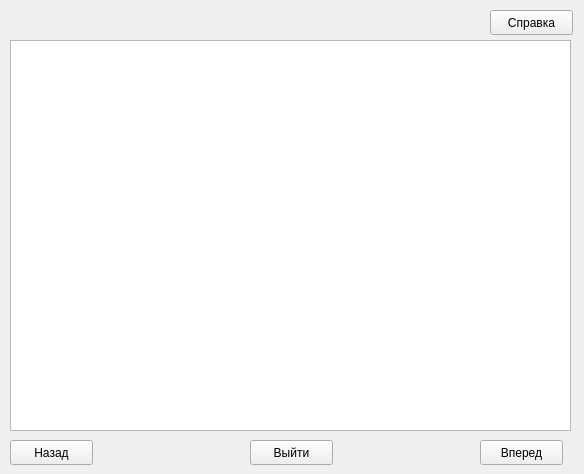
First picture: the form in ui/vis.ui, repository Examnes/aviz, before the edit.
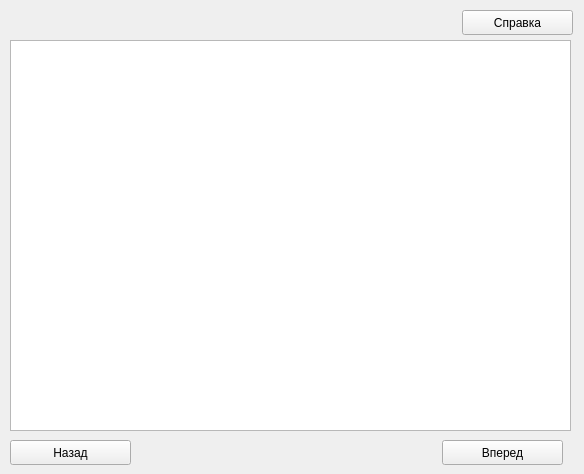
Second picture: the form after the edit.

Patch:
```diff
--- a/ui/vis.ui
+++ b/ui/vis.ui
@@ -26,9 +26,9 @@
   <widget class="QPushButton" name="b_vis_forward">
    <property name="geometry">
     <rect>
-     <x>480</x>
+     <x>442</x>
      <y>440</y>
-     <width>83</width>
+     <width>121</width>
      <height>25</height>
     </rect>
    </property>
@@ -41,7 +41,7 @@
     <rect>
      <x>10</x>
      <y>440</y>
-     <width>83</width>
+     <width>121</width>
      <height>25</height>
     </rect>
    </property>
@@ -49,25 +49,12 @@
     <string>Назад</string>
    </property>
   </widget>
-  <widget class="QPushButton" name="b_viz_exit">
-   <property name="geometry">
-    <rect>
-     <x>250</x>
-     <y>440</y>
-     <width>83</width>
-     <height>25</height>
-    </rect>
-   </property>
-   <property name="text">
-    <string>Выйти</string>
-   </property>
-  </widget>
   <widget class="QPushButton" name="b_vis_about">
    <property name="geometry">
     <rect>
-     <x>490</x>
+     <x>462</x>
      <y>10</y>
-     <width>83</width>
+     <width>111</width>
      <height>25</height>
     </rect>
    </property>
```
Left out of the diff: 6 changed lines with no effect on the pictures.
